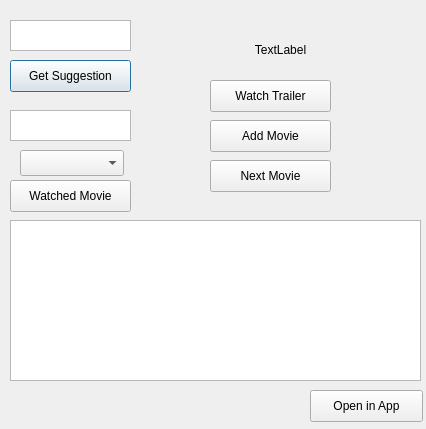
First picture: the form in usermode.ui, repository vanpana/LMDB, before the edit.
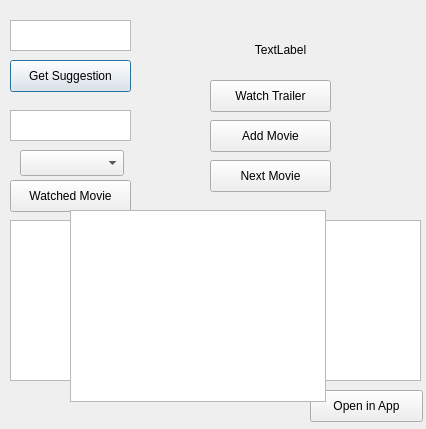
Second picture: the form after the edit.

Commit message:
Custom table view works
Not the most efficient way, but it works

```diff
--- a/usermode.ui
+++ b/usermode.ui
@@ -147,6 +147,16 @@
     <string>Open in App</string>
    </property>
   </widget>
+  <widget class="QTableView" name="tableView">
+   <property name="geometry">
+    <rect>
+     <x>70</x>
+     <y>210</y>
+     <width>256</width>
+     <height>192</height>
+    </rect>
+   </property>
+  </widget>
  </widget>
  <resources/>
  <connections/>
```
The commit also changes 31 other files.
